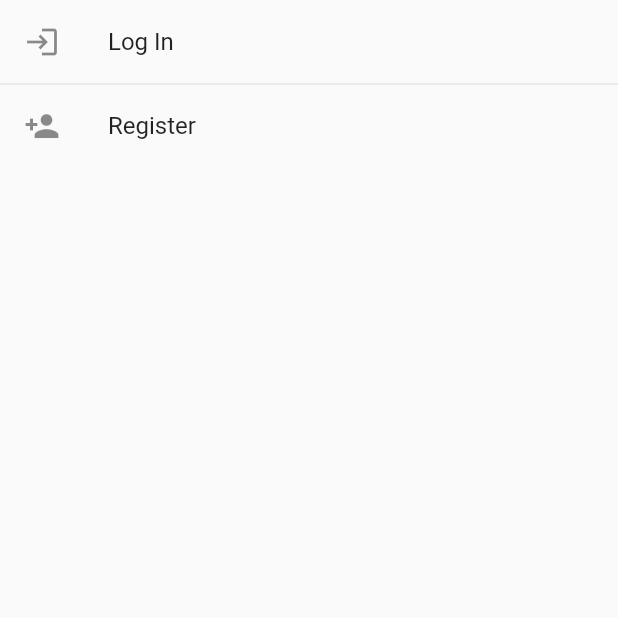
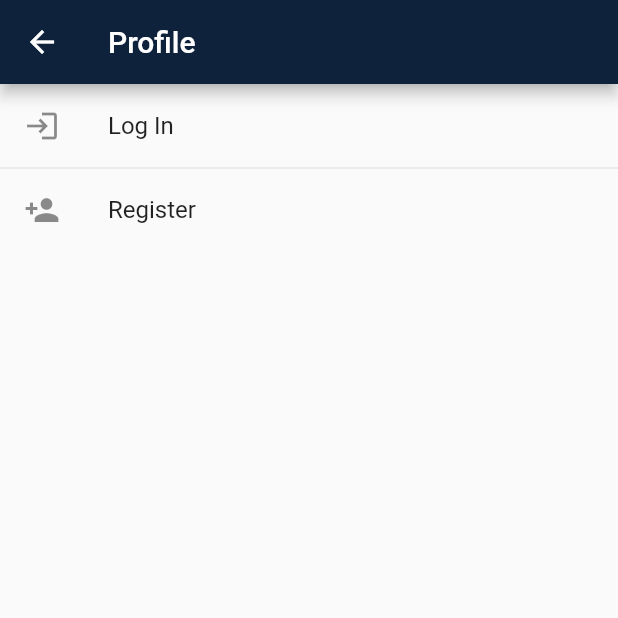
Before and after one commit to CurlyHairsBarbershop/Barbershop_Mobile, a Flutter app: the GuestProfileScreen screen opened directly, on a phone screen of 412 x 824 dp, the top half of it. Run offline on Flutter 3.47's test engine with Material 2 defaults, Android fonts, the phone set to English and light mode, and no system bars; our stand-ins replace shared_preferences; accounts and stored records are empty.

Commit message:
add necessary headers to pages

```diff
--- a/lib/screens/guest_screens/guest_profile_screen.dart
+++ b/lib/screens/guest_screens/guest_profile_screen.dart
@@ -1,51 +1,20 @@
+// file: guest_profile_screen.dart
+
 import 'package:curly_hairs/screens/authentication_screens/login_screen.dart';
 import 'package:curly_hairs/screens/authentication_screens/register_screen.dart';
 import 'package:flutter/material.dart';
-// import 'package:curly_hairs/screens/role_section_screen.dart'; // for debugging purposes
 
 class GuestProfileScreen extends StatelessWidget {
   @override
   Widget build(BuildContext context) {
-    return ListView(
+    return Scaffold(
+      appBar: AppBar(
+        title: Text("Profile"),
+      ),
+      body: ListView(
         children: ListTile.divideTiles(
           context: context,
           tiles: [
-          // currently not needed
-          // ListTile(
-          //   leading: Icon(Icons.info),
-          //   title: Text('Guest Info'),
-          //   onTap: () {
-          //     // navigate to Info screen
-          //   },
-          // ),
-          // ListTile(
-          //   leading: Icon(Icons.people),
-          //   title: Text('Explore Barbers'),
-          //   onTap: () {
-          //     // navigate to Explore Barbers screen
-          //   },
-          // ),
-          // ListTile(
-          //   leading: Icon(Icons.content_cut),
-          //   title: Text('Explore Haircuts'),
-          //   onTap: () {
-          //     // navigate to Explore Haircuts screen
-          //   },
-          // ),
-          // ListTile(
-          //   leading: Icon(Icons.login),
-          //   title: Text('Log In'),
-          //   onTap: () {
-          //     // handle log in
-          //   },
-          // ),
-          // ListTile(
-          //   leading: Icon(Icons.app_registration),
-          //   title: Text('Register'),
-          //   onTap: () {
-          //     // handle registration
-          //   },
-          // ),
             ListTile(
               leading: Icon(Icons.login),
               title: Text('Log In'),
@@ -74,16 +43,16 @@ class GuestProfileScreen extends StatelessWidget {
             //     Navigator.push(
             //       context,
             //       MaterialPageRoute(
-          //             builder: (context) => RoleSelectionScreen(),
-          //           ),
+            //           builder: (context) => RoleSelectionScreen(),
+            //         ),
             //     );
             //   },
             // ),
           ],
         ).toList(),
+      ),
     );
   }
 }
 
-
-//--------------------------------------------------
+// -----------------------------------------------------------------
```
Also changed, not shown: lib/pages/explore_page.dart (+8 -0 lines). Lines whose indentation alone changed are shown as unchanged.
